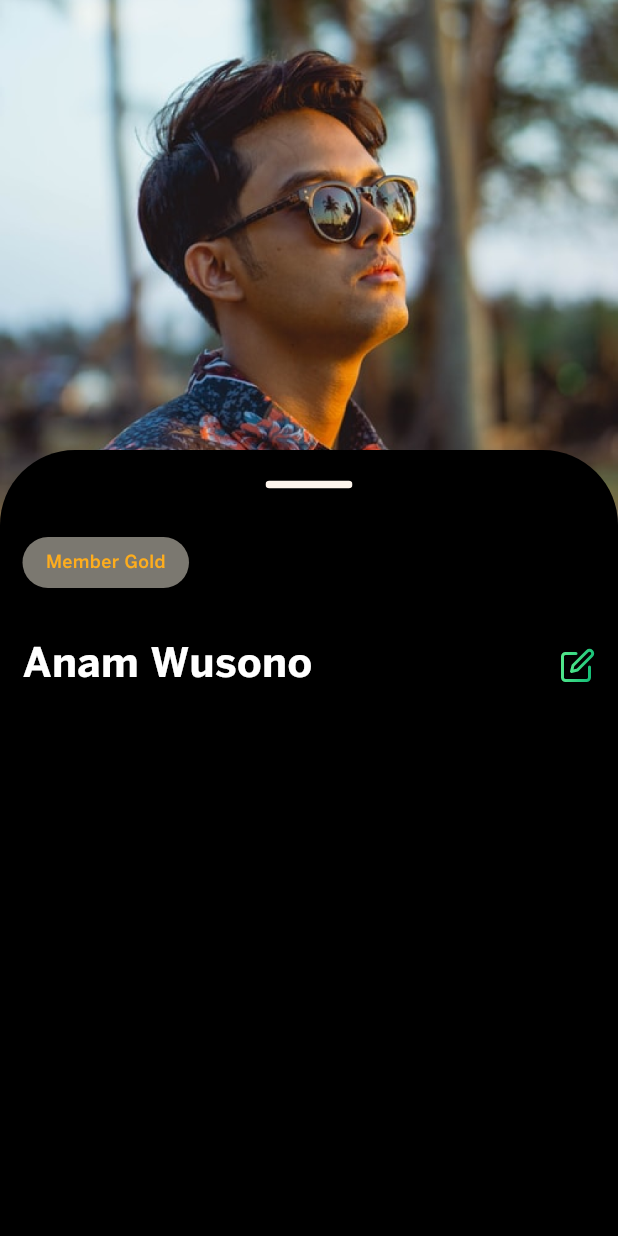
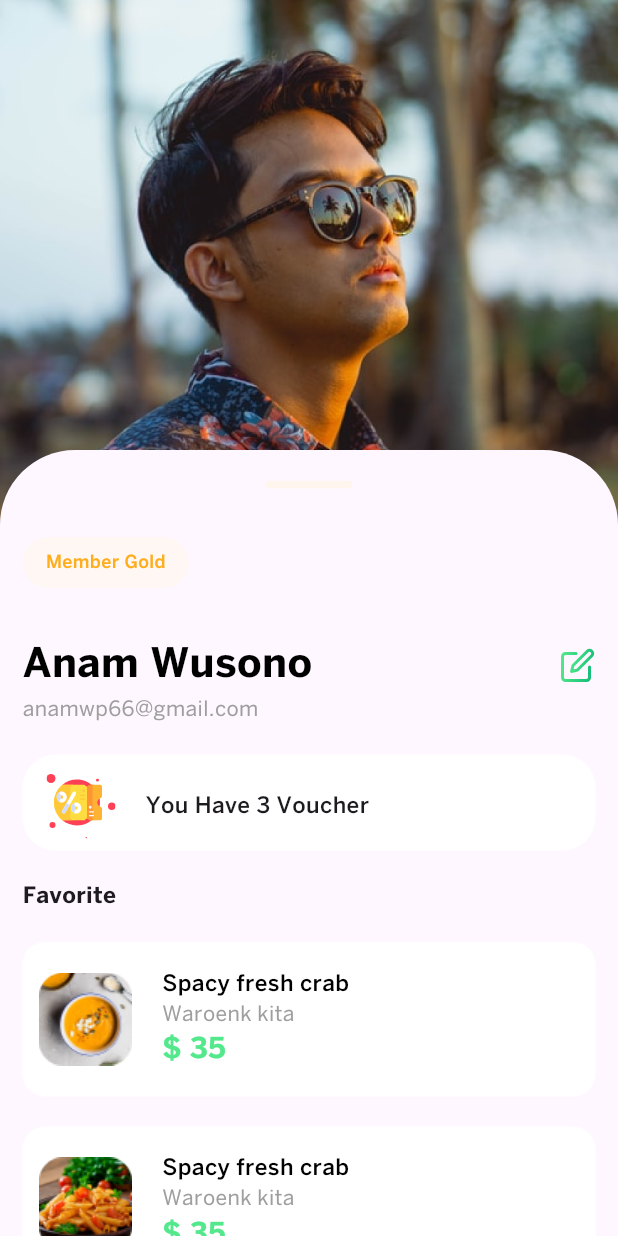
Before and after one commit to elsankary02/Food_Ninga, a Flutter app: the ProfileScrollMode screen opened directly, on a phone screen of 412 x 824 dp. Run offline on Flutter 3.47's test engine with Material 3 defaults, Android fonts, the phone set to English and light mode, and no system bars; our stand-ins replace flutter_svg, salomon_bottom_bar.

Commit message:
finish profile tab

```diff
--- a/lib/features/tabs/cart_tab/cart.dart
+++ b/lib/features/tabs/cart_tab/cart.dart
@@ -68,7 +68,7 @@ class Cart extends StatelessWidget {
                           height: 20,
                         ),
                         CartMenuWidget(
-                            image: 'assets/images/Photo_Shawirma.png'),
+                            image: 'assets/images/Photo_Menu_profile.png'),
                       ],
                     ),
                   ),
--- a/lib/features/tabs/profile_tab/screens/profile_scroll_mode.dart
+++ b/lib/features/tabs/profile_tab/screens/profile_scroll_mode.dart
@@ -1,6 +1,7 @@
 import 'package:flutter/material.dart';
 import 'package:flutter/services.dart';
 import 'package:flutter_svg/svg.dart';
+import 'package:food_ninga/core/utils/color_manger.dart';
 import 'package:food_ninga/core/utils/text_manger.dart';
 
 class ProfileScrollMode extends StatelessWidget {
@@ -27,7 +28,7 @@ class ProfileScrollMode extends StatelessWidget {
                 padding: const EdgeInsets.only(top: 300),
                 child: Container(
                   padding: EdgeInsets.zero,
-                  height: 900,
+                  height: 1000,
                   width: double.infinity,
                   decoration: BoxDecoration(
                     borderRadius: const BorderRadius.only(
@@ -79,7 +80,68 @@ class ProfileScrollMode extends StatelessWidget {
                             ),
                             SvgPicture.asset('assets/svg/edit_Icon.svg'),
                           ],
-                        )
+                        ),
+                        const Text(
+                          'anamwp66@gmail.com',
+                          style: TextManger.textstyle14Regular,
+                        ),
+                        const SizedBox(
+                          height: 20,
+                        ),
+                        Container(
+                          padding: const EdgeInsets.only(
+                              left: 16, top: 13, bottom: 8),
+                          height: 64,
+                          width: double.infinity,
+                          decoration: BoxDecoration(
+                            color: ColorManger.kMaterialWhiteColor,
+                            borderRadius: BorderRadius.circular(22),
+                          ),
+                          child: Row(
+                            children: [
+                              SvgPicture.asset('assets/svg/Voucher_Icon.svg'),
+                              const SizedBox(
+                                width: 20,
+                              ),
+                              const Text(
+                                'You Have 3 Voucher',
+                                style: TextManger.textstyle15Medium,
+                              ),
+                            ],
+                          ),
+                        ),
+                        const SizedBox(
+                          height: 20,
+                        ),
+                        const Text(
+                          'Favorite',
+                          style: TextManger.textstyle15Bold,
+                        ),
+                        const SizedBox(
+                          height: 20,
+                        ),
+                        const CardProfile(
+                          image: 'assets/images/Photo_Soup.png',
+                        ),
+                        const SizedBox(
+                          height: 20,
+                        ),
+                        const CardProfile(
+                            image: 'assets/images/Photo_Salad.png'),
+                        const SizedBox(
+                          height: 20,
+                        ),
+                        const CardProfile(
+                            image: 'assets/images/Photo_Shawirma.png'),
+                        const SizedBox(
+                          height: 20,
+                        ),
+                        const CardProfile(image: 'assets/images/Photo_Veg.png'),
+                        const SizedBox(
+                          height: 20,
+                        ),
+                        const CardProfile(
+                            image: 'assets/images/Photo_Menu_profile.png'),
                       ],
                     ),
                   ),
@@ -92,3 +154,54 @@ class ProfileScrollMode extends StatelessWidget {
     );
   }
 }
+
+class CardProfile extends StatelessWidget {
+  final String image;
+  const CardProfile({
+    super.key,
+    required this.image,
+  });
+
+  @override
+  Widget build(BuildContext context) {
+    final theme = Theme.of(context);
+    return Container(
+      padding: const EdgeInsets.symmetric(horizontal: 11),
+      width: double.infinity,
+      height: 103,
+      decoration: BoxDecoration(
+        color: theme.primaryColor,
+        borderRadius: BorderRadius.circular(15),
+      ),
+      child: Row(
+        children: [
+          Image.asset(image),
+          const SizedBox(
+            width: 20,
+          ),
+          Expanded(
+            child: Column(
+              mainAxisAlignment: MainAxisAlignment.center,
+              crossAxisAlignment: CrossAxisAlignment.start,
+              children: [
+                Text(
+                  'Spacy fresh crab',
+                  style: TextManger.textstyle15Medium
+                      .copyWith(color: theme.hintColor),
+                ),
+                const Text(
+                  'Waroenk kita',
+                  style: TextManger.textstyle14Regular,
+                ),
+                const Text(
+                  r'$ 35',
+                  style: TextManger.textstyle19Bold,
+                ),
+              ],
+            ),
+          )
+        ],
+      ),
+    );
+  }
+}
--- a/lib/main.dart
+++ b/lib/main.dart
@@ -19,7 +19,7 @@ class FoodNinja extends StatelessWidget {
           focusColor: const Color(0xfffef5ec),
           primaryColor: ColorManger.kMaterialWhiteColor,
           hintColor: Colors.black),
-      themeMode: ThemeMode.dark,
+      themeMode: ThemeMode.light,
       darkTheme: ThemeData.dark().copyWith(
         scaffoldBackgroundColor: Colors.black,
         cardColor: Colors.grey,
```
Also changed, not shown: assets/svg/Voucher_Icon.svg (renamed from assets/svg/Voucher Icon.svg).
